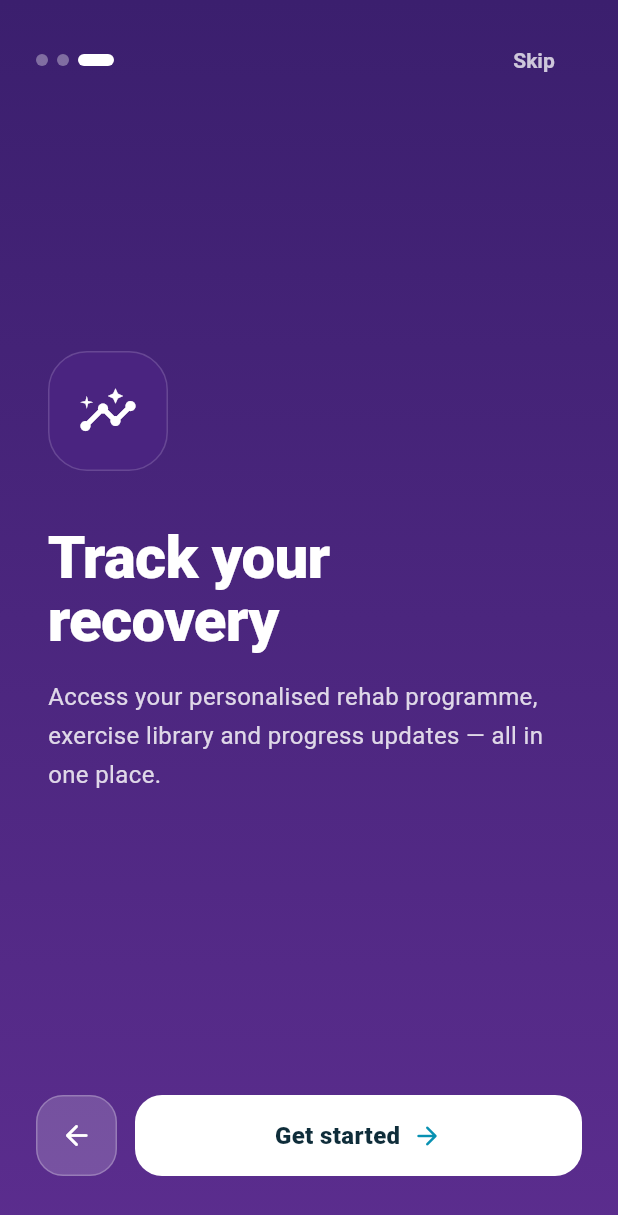
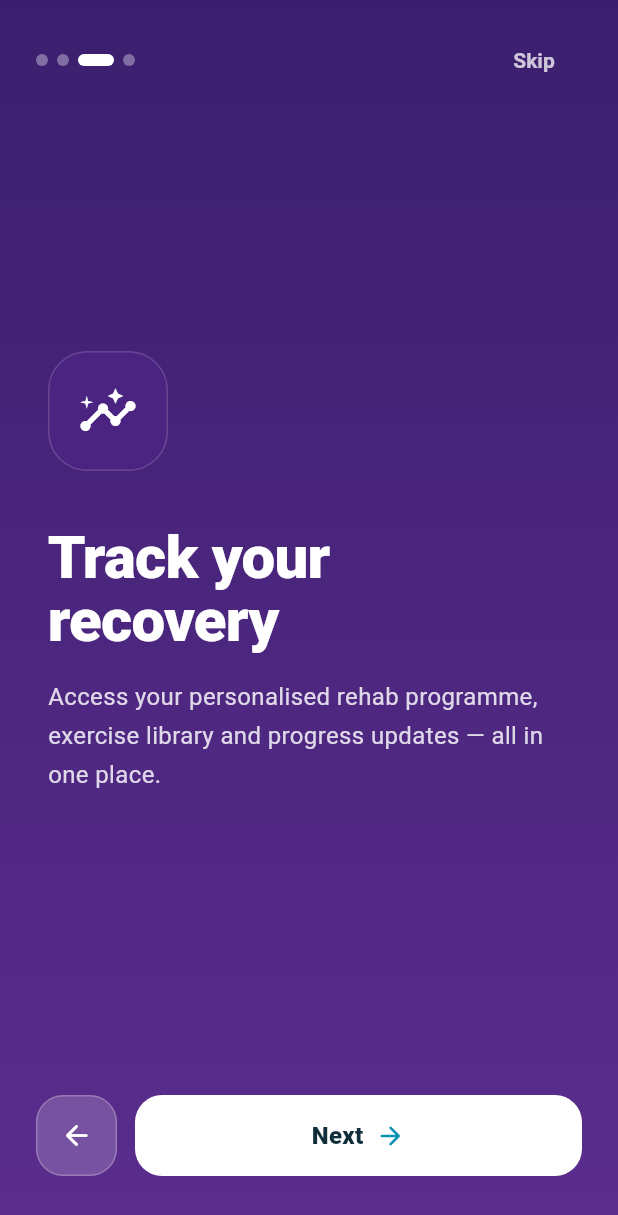
Before and after one commit to iamkjn/PhysioOnClick, a Flutter app: the screen it shows after launch, swiped to page 3, on a phone screen of 412 x 824 dp. Shown: the top 1215 px of the screen. Run offline on Flutter 3.47's test engine with Material 3 defaults, Android fonts, the phone set to English and light mode, and no system bars; our stand-ins replace app_links, cloud_firestore, file_picker, firebase_auth, firebase_core, firebase_messaging and 7 more; accounts and stored records are empty.

Commit message:
feat(onboarding): add People slide — book for your whole family
Adds a fourth amber-toned onboarding slide introducing the My People
feature so new users know they can book appointments on behalf of
family members, partners, and relatives.

Co-Authored-By: Claude Sonnet 4.6 <noreply@anthropic.com>

```diff
--- a/mobile_app/lib/src/features/onboarding/onboarding_screen.dart
+++ b/mobile_app/lib/src/features/onboarding/onboarding_screen.dart
@@ -47,6 +47,13 @@ class _OnboardingScreenState extends State<OnboardingScreen> {
       iconBg: Color(0xFF4A2480),
       title: 'Track your\nrecovery',
       subtitle: 'Access your personalised rehab programme, exercise library and progress updates — all in one place.',
+    ),
+    _OnboardingPage(
+      gradient: [Color(0xFF78350F), Color(0xFFB45309)],
+      icon: Icons.group_rounded,
+      iconBg: Color(0xFF92400E),
+      title: 'Book for your\nwhole family',
+      subtitle: 'Add family members, partners, or relatives. Book their appointments just like your own — all from one account.',
     ),
   ];
 
```
